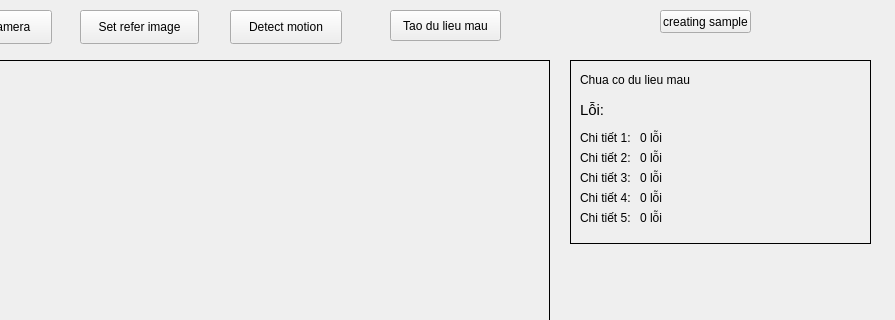
This is main_window.ui in huy-lv/partcheck as Qt 5 draws it before an edit; both pictures show x 110 to 1005 and y 0 to 320 of the 1005 by 737 pixel window. The edited form follows.
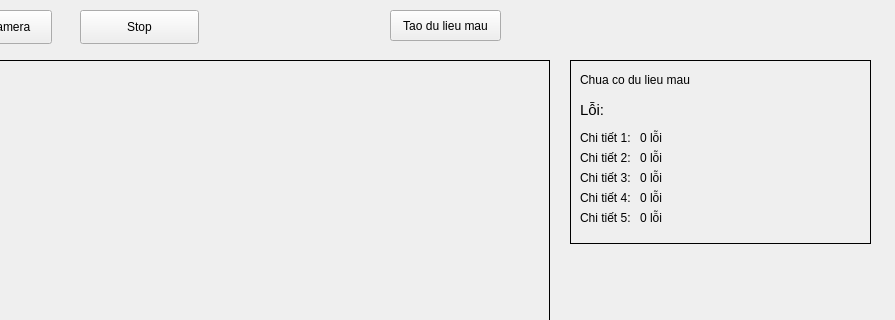
This is the edited form.

Commit message: done: restart loop after check

The edit to the form file:
```diff
--- a/main_window.ui
+++ b/main_window.ui
@@ -53,20 +53,7 @@
               </rect>
           </property>
           <property name="text">
-              <string>Set refer image</string>
-          </property>
-      </widget>
-      <widget class="QPushButton" name="btDetect">
-          <property name="geometry">
-              <rect>
-                  <x>340</x>
-                  <y>10</y>
-                  <width>112</width>
-                  <height>34</height>
-              </rect>
-          </property>
-          <property name="text">
-              <string>Detect motion</string>
+              <string>Stop</string>
           </property>
       </widget>
       <widget class="QLabel" name="vidRefer">
@@ -209,19 +196,6 @@
               <string/>
           </property>
       </widget>
-      <widget class="QPushButton" name="btToggle">
-          <property name="geometry">
-              <rect>
-                  <x>770</x>
-                  <y>10</y>
-                  <width>91</width>
-                  <height>23</height>
-              </rect>
-          </property>
-          <property name="text">
-              <string>creating sample</string>
-          </property>
-      </widget>
       <widget class="QLabel" name="label">
           <property name="geometry">
               <rect>
```
Left out of the diff: 2 changed lines with no effect on the pictures. The commit also changes 1 other file.
